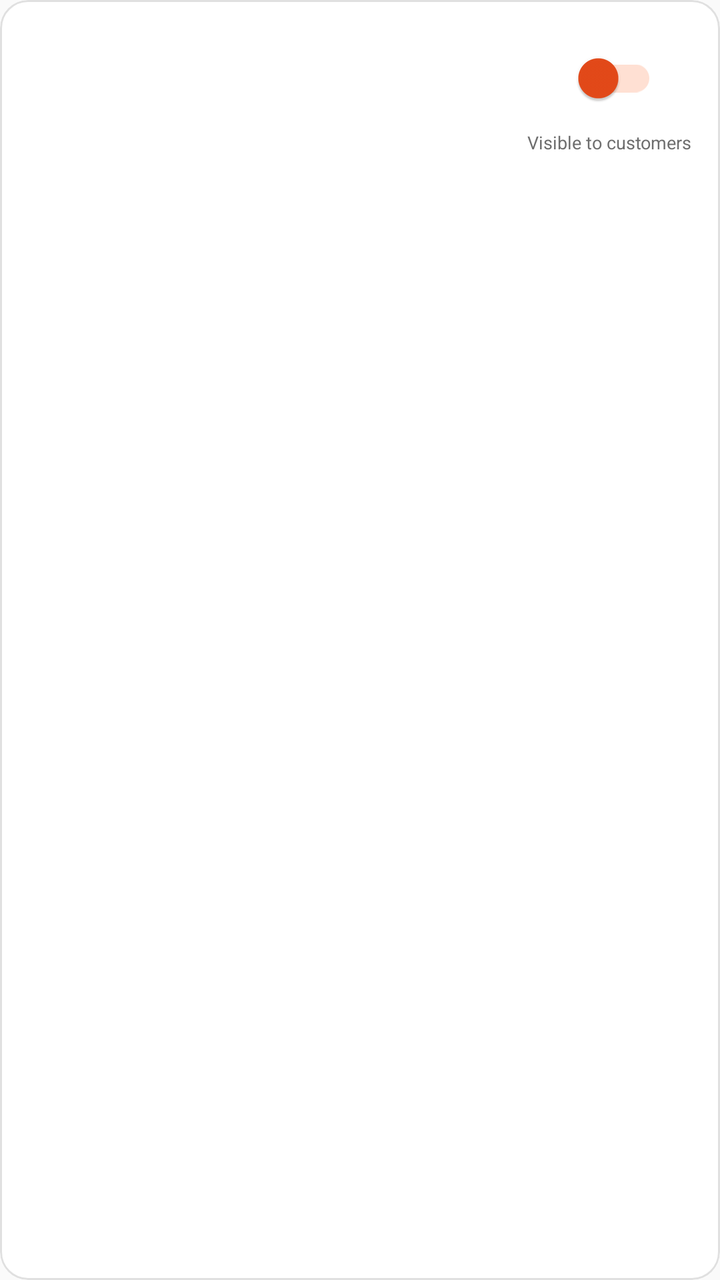
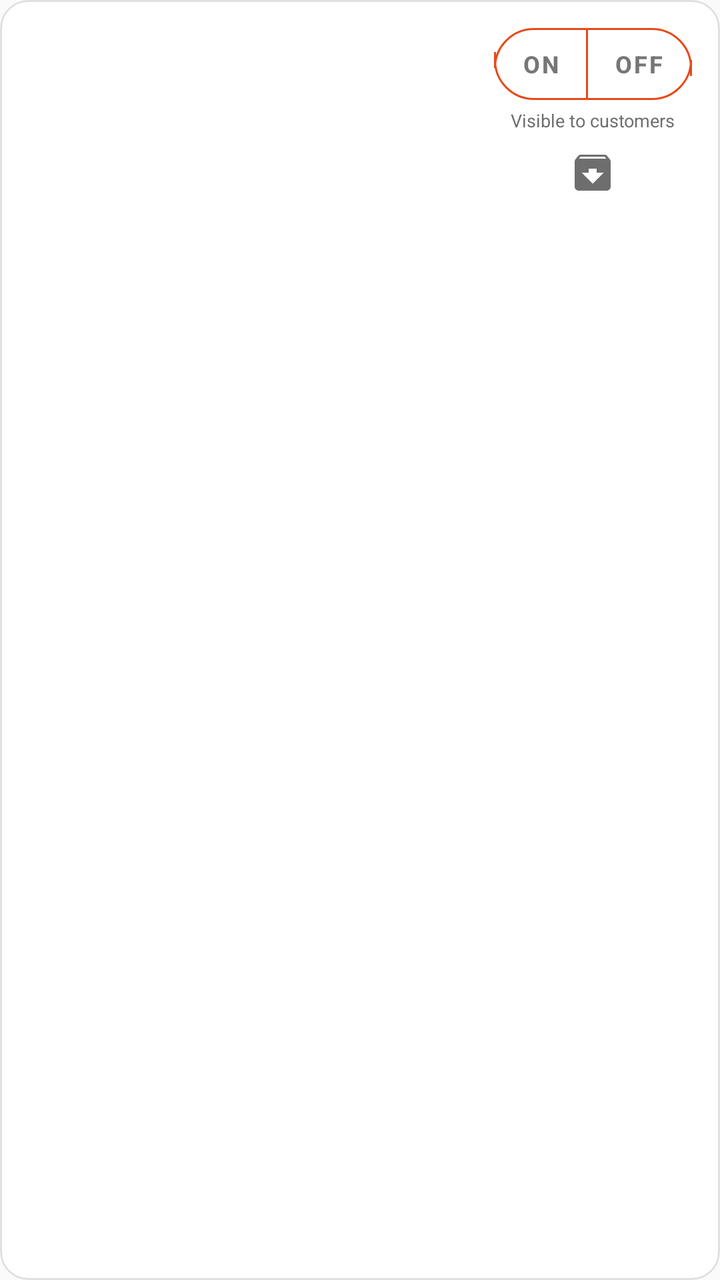

The first picture is an Android layout as it rendered before a commit; the second is the same layout after the commit. The layout source and the unified diff follow.
<!-- AndroidManifest.xml: application theme Theme.AnydropRestaurant -->
<!-- res/layout/item_coupon_manage_row.xml -->
<?xml version="1.0" encoding="utf-8"?>
<com.google.android.material.card.MaterialCardView xmlns:android="http://schemas.android.com/apk/res/android"
    xmlns:app="http://schemas.android.com/apk/res-auto"
    android:layout_width="match_parent"
    android:layout_height="wrap_content"
    android:layout_marginBottom="10dp"
    app:cardCornerRadius="14dp"
    app:cardElevation="0dp"
    app:strokeColor="@color/outline"
    app:strokeWidth="1dp"
    app:cardBackgroundColor="@color/surface">

    <LinearLayout
        android:layout_width="match_parent"
        android:layout_height="wrap_content"
        android:orientation="horizontal"
        android:gravity="center_vertical"
        android:padding="14dp">

        
        <LinearLayout
            android:id="@+id/couponInfoColumn"
            android:layout_width="0dp"
            android:layout_height="wrap_content"
            android:layout_weight="1"
            android:orientation="vertical"
            android:clickable="true"
            android:focusable="true"
            android:foreground="?attr/selectableItemBackground"
            android:paddingVertical="2dp">

            <TextView
                android:id="@+id/couponCodeText"
                android:layout_width="wrap_content"
                android:layout_height="wrap_content"
                android:textSize="15sp"
                android:textStyle="bold"
                android:textColor="@color/anydrop_primary"
                android:letterSpacing="0.03" />

            <TextView
                android:id="@+id/couponDiscountText"
                android:layout_width="wrap_content"
                android:layout_height="wrap_content"
                android:layout_marginTop="4dp"
                android:textSize="13sp"
                android:textColor="@color/text_primary" />

            <TextView
                android:id="@+id/couponMetaText"
                android:layout_width="wrap_content"
                android:layout_height="wrap_content"
                android:layout_marginTop="2dp"
                android:textSize="12sp"
                android:textColor="@color/text_secondary" />

        </LinearLayout>

        <LinearLayout
            android:layout_width="wrap_content"
            android:layout_height="wrap_content"
            android:orientation="vertical"
            android:gravity="center">

            <com.google.android.material.switchmaterial.SwitchMaterial
                android:id="@+id/switchActive"
                android:layout_width="wrap_content"
                android:layout_height="wrap_content"
                app:thumbTint="@color/anydrop_primary"
                app:trackTint="@color/anydrop_primary_container" />

            <TextView
                android:layout_width="wrap_content"
                android:layout_height="wrap_content"
                android:layout_marginTop="2dp"
                android:text="@string/coupon_visible_label"
                android:textSize="9sp"
                android:textColor="@color/text_secondary"
                android:gravity="center" />

        </LinearLayout>

    </LinearLayout>

</com.google.android.material.card.MaterialCardView>
<!-- resources referenced by this layout -->
<resources>
  <color name="anydrop_primary">#E64A19</color>
  <color name="anydrop_primary_container">#FFE0D3</color>
  <color name="outline">#E0E0E0</color>
  <color name="surface">#FFFFFF</color>
  <color name="text_primary">#1A1A1A</color>
  <color name="text_secondary">#6E6E6E</color>
  <string name="coupon_visible_label">Visible to customers</string>
  <style name="Theme.AnydropRestaurant" parent="Theme.Material3.DayNight.NoActionBar">
          <item name="colorPrimary">@color/anydrop_primary</item>
          <item name="colorPrimaryVariant">@color/anydrop_primary_dark</item>
          <item name="colorOnPrimary">@color/white</item>
          <item name="colorSecondary">@color/anydrop_secondary</item>
          <item name="colorOnSurface">@color/text_primary</item>
          <item name="colorOnSurfaceVariant">@color/text_secondary</item>
          <item name="colorOutline">@color/outline</item>
          <item name="android:windowBackground">@color/background</item>
          
          <item name="android:statusBarColor">@color/anydrop_primary</item>
          <item name="android:windowLightStatusBar">false</item>
          <item name="android:textColorPrimary">@color/text_primary</item>
          <item name="android:textColorSecondary">@color/text_secondary</item>
      </style>
  <color name="anydrop_primary_dark">#B23C14</color>
  <color name="white">#FFFFFF</color>
  <color name="anydrop_secondary">#2E7D32</color>
  <color name="background">#FAFAFA</color>
</resources>

<!-- the commit's change to res/layout/item_coupon_manage_row.xml (unified diff, before → after) -->
@@ -56,27 +56,83 @@
 
         </LinearLayout>
 
+        
         <LinearLayout
+            android:id="@+id/activeControlsGroup"
             android:layout_width="wrap_content"
             android:layout_height="wrap_content"
             android:orientation="vertical"
             android:gravity="center">
 
-            <com.google.android.material.switchmaterial.SwitchMaterial
-                android:id="@+id/switchActive"
+            <com.google.android.material.button.MaterialButtonToggleGroup
+                android:id="@+id/toggleActiveGroup"
                 android:layout_width="wrap_content"
                 android:layout_height="wrap_content"
-                app:thumbTint="@color/anydrop_primary"
-                app:trackTint="@color/anydrop_primary_container" />
+                app:singleSelection="true"
+                app:selectionRequired="true">
+
+                <com.google.android.material.button.MaterialButton
+                    android:id="@+id/btnActiveOn"
+                    style="@style/ToggleButton.Pill"
+                    android:layout_width="wrap_content"
+                    android:layout_height="wrap_content"
+                    android:text="@string/coupon_toggle_on" />
+
+                <com.google.android.material.button.MaterialButton
+                    android:id="@+id/btnActiveOff"
+                    style="@style/ToggleButton.Pill"
+                    android:layout_width="wrap_content"
+                    android:layout_height="wrap_content"
+                    android:text="@string/coupon_toggle_off" />
+
+            </com.google.android.material.button.MaterialButtonToggleGroup>
 
             <TextView
                 android:layout_width="wrap_content"
                 android:layout_height="wrap_content"
-                android:layout_marginTop="2dp"
+                android:layout_marginTop="4dp"
                 android:text="@string/coupon_visible_label"
                 android:textSize="9sp"
                 android:textColor="@color/text_secondary"
                 android:gravity="center" />
+
+            <ImageButton
+                android:id="@+id/btnArchive"
+                android:layout_width="32dp"
+                android:layout_height="32dp"
+                android:layout_marginTop="4dp"
+                android:background="?attr/selectableItemBackgroundBorderless"
+                android:contentDescription="@string/coupon_archive_action"
+                android:src="@drawable/ic_archive"
+                app:tint="@color/text_secondary" />
+
+        </LinearLayout>
+
+        
+        <LinearLayout
+            android:id="@+id/archivedGroup"
+            android:layout_width="wrap_content"
+            android:layout_height="wrap_content"
+            android:orientation="vertical"
+            android:gravity="center"
+            android:visibility="gone">
+
+            <TextView
+                android:layout_width="wrap_content"
+                android:layout_height="wrap_content"
+                android:text="@string/coupon_archived_label"
+                android:textSize="11sp"
+                android:textStyle="bold"
+                android:textColor="@color/text_secondary" />
+
+            <com.google.android.material.button.MaterialButton
+                android:id="@+id/btnUnarchive"
+                style="@style/ToggleButton.Pill"
+                android:layout_width="wrap_content"
+                android:layout_height="wrap_content"
+                android:layout_marginTop="6dp"
+                android:text="@string/coupon_restore_action"
+                app:icon="@drawable/ic_unarchive" />
 
         </LinearLayout>
 
<!-- resource entries referenced after the edit -->
@@ -1,12 +1,53 @@
 <!-- resources referenced by this layout -->
 <resources>
   <color name="anydrop_primary">#E64A19</color>
-  <color name="anydrop_primary_container">#FFE0D3</color>
   <color name="outline">#E0E0E0</color>
   <color name="surface">#FFFFFF</color>
   <color name="text_primary">#1A1A1A</color>
   <color name="text_secondary">#6E6E6E</color>
+  <!-- drawable ic_archive (drawable) -->
+  <vector xmlns:android="http://schemas.android.com/apk/res/android"
+      android:width="24dp"
+      android:height="24dp"
+      android:viewportWidth="24"
+      android:viewportHeight="24"
+      android:tint="?attr/colorControlNormal">
+      <path
+          android:fillColor="#FF000000"
+          android:pathData="M20.54,5.23l-1.39,-1.68C18.88,3.21 18.47,3 18,3H6c-0.47,0 -0.88,0.21 -1.16,0.55L3.46,5.23C3.17,5.57 3,6.02 3,6.5V19c0,1.1 0.9,2 2,2h14c1.1,0 2,-0.9 2,-2V6.5c0,-0.48 -0.17,-0.93 -0.46,-1.27zM12,17.5L6.5,12H10v-2h4v2h3.5L12,17.5zM5.12,5l0.81,-1h12l0.94,1H5.12z"/>
+  </vector>
+  <!-- drawable ic_unarchive (drawable) -->
+  <vector xmlns:android="http://schemas.android.com/apk/res/android"
+      android:width="24dp"
+      android:height="24dp"
+      android:viewportWidth="24"
+      android:viewportHeight="24"
+      android:tint="?attr/colorControlNormal">
+      <path
+          android:fillColor="#FF000000"
+          android:pathData="M20.54,5.23l-1.39,-1.68C18.88,3.21 18.47,3 18,3H6c-0.47,0 -0.88,0.21 -1.16,0.55L3.46,5.23C3.17,5.57 3,6.02 3,6.5V19c0,1.1 0.9,2 2,2h14c1.1,0 2,-0.9 2,-2V6.5c0,-0.48 -0.17,-0.93 -0.46,-1.27zM12,10.5L17.5,16H14v2h-4v-2H6.5L12,10.5zM5.12,5l0.81,-1h12l0.94,1H5.12z"/>
+  </vector>
+  <string name="coupon_archive_action">Archive coupon</string>
+  <string name="coupon_archived_label">Archived</string>
+  <string name="coupon_restore_action">Restore</string>
+  <string name="coupon_toggle_off">OFF</string>
+  <string name="coupon_toggle_on">ON</string>
   <string name="coupon_visible_label">Visible to customers</string>
+  <style name="ToggleButton.Pill" parent="Widget.MaterialComponents.Button.OutlinedButton">
+          <item name="cornerRadius">20dp</item>
+          <item name="strokeColor">@color/anydrop_primary</item>
+          <item name="android:textAllCaps">false</item>
+          <item name="android:textSize">12sp</item>
+          <item name="android:textStyle">bold</item>
+          <item name="android:minWidth">0dp</item>
+          <item name="android:minHeight">36dp</item>
+          <item name="android:insetTop">0dp</item>
+          <item name="android:insetBottom">0dp</item>
+          <item name="android:paddingStart">14dp</item>
+          <item name="android:paddingEnd">14dp</item>
+          <item name="iconPadding">4dp</item>
+          <item name="iconSize">16dp</item>
+      </style>
   <style name="Theme.AnydropRestaurant" parent="Theme.Material3.DayNight.NoActionBar">
           <item name="colorPrimary">@color/anydrop_primary</item>
           <item name="colorPrimaryVariant">@color/anydrop_primary_dark</item>
